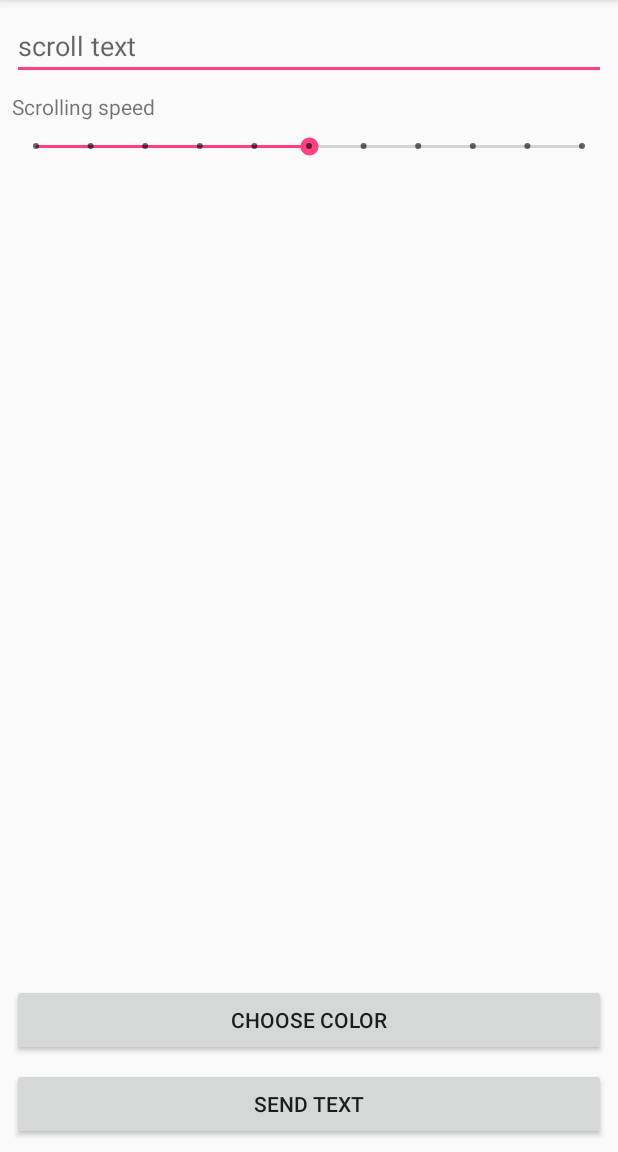
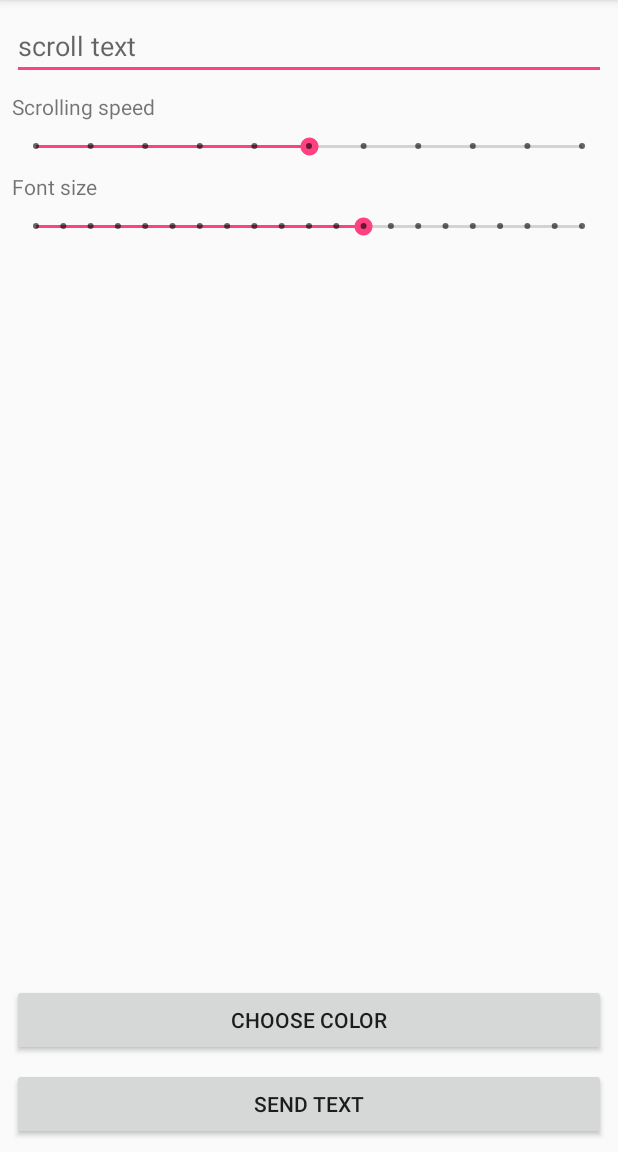
Before and after one commit to enra64/iot-ledmatrix, an Android app: the screen it shows after launch (MainActivity), in the side drawer, after a tap on "Scrolling text", on a phone screen of 412 x 824 dp, the part 84-1236 px from its top. Run offline under Robolectric (Android 15) with nearby library versions, the phone set to English and light mode, and no system bars; libraries missing offline, so code that uses them is left out: com.jraska.console, com.pavelsikun.vintagechroma; 3 statements that could not run were skipped.

Commit message:
added font size parameter to scrolling text fragment

```diff
--- a/client-android/MatLedControl/app/src/main/res/layout/fragment_scrolling_text.xml
+++ b/client-android/MatLedControl/app/src/main/res/layout/fragment_scrolling_text.xml
@@ -69,4 +69,28 @@
         app:layout_constraintBottom_toBottomOf="parent"
         app:layout_constraintLeft_toLeftOf="parent"
         app:layout_constraintRight_toRightOf="parent" />
+
+    <TextView
+        android:id="@+id/textView3"
+        android:layout_width="wrap_content"
+        android:layout_height="wrap_content"
+        android:layout_marginLeft="8dp"
+        android:layout_marginTop="8dp"
+        android:text="Font size"
+        app:layout_constraintLeft_toLeftOf="parent"
+        app:layout_constraintTop_toBottomOf="@+id/fragment_scrolling_text_seekbar" />
+
+    <SeekBar
+        android:id="@+id/fragment_scrolling_text_font_size"
+        style="@style/Widget.AppCompat.SeekBar.Discrete"
+        android:layout_width="0dp"
+        android:layout_height="wrap_content"
+        android:layout_marginLeft="8dp"
+        android:layout_marginRight="8dp"
+        android:layout_marginTop="8dp"
+        android:max="20"
+        android:progress="12"
+        app:layout_constraintLeft_toLeftOf="parent"
+        app:layout_constraintRight_toRightOf="parent"
+        app:layout_constraintTop_toBottomOf="@+id/textView3" />
 </android.support.constraint.ConstraintLayout>
```
Also changed, not shown: client-android/MatLedControl/app/src/main/java/de/oerntec/matledcontrol/ScrollingTextFragment.java (+31 -0 lines), 2 other files.
